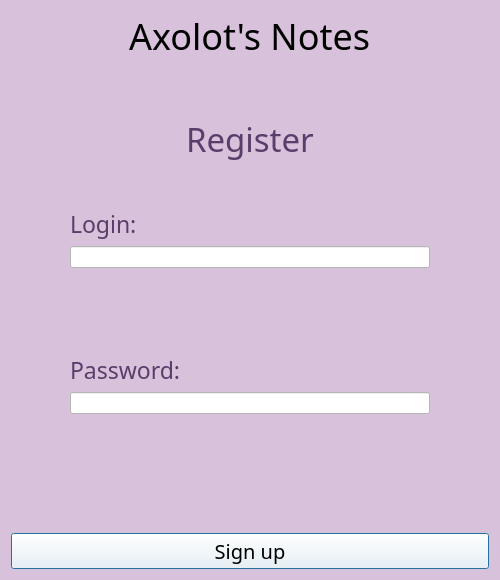
The window that Interface_files/WindowSignin.ui (Ephirious/Notes-TaskManager) describes before a commit, drawn with Qt 5.
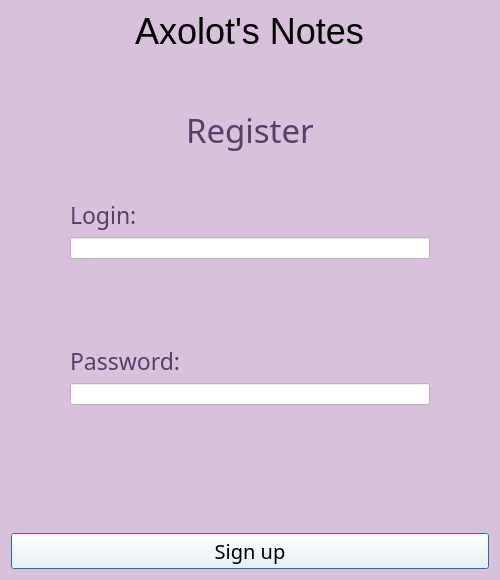
The same window after the commit. Icons and pictures are not drawn.

The edit to the form file:
```diff
--- a/Interface_files/WindowSignin.ui
+++ b/Interface_files/WindowSignin.ui
@@ -39,7 +39,7 @@
       <widget class="QLabel" name="label">
        <property name="font">
         <font>
-         <family>Snap ITC</family>
+         <family>Arial</family>
          <pointsize>27</pointsize>
          <italic>false</italic>
          <bold>false</bold>
```
Left out of the diff: 9 changed lines with no effect on the pictures.
